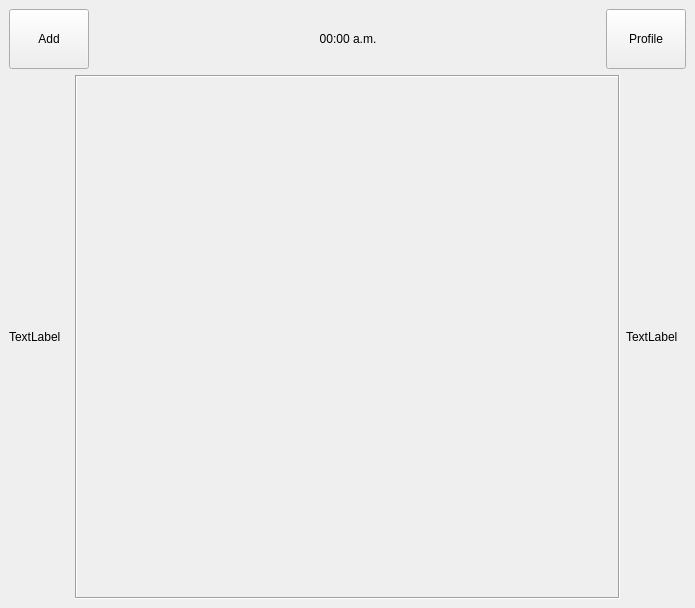
The window that Paxel/homescreen.ui (ClownKingWalrus/PAXEL) describes before a commit, drawn with Qt 5.
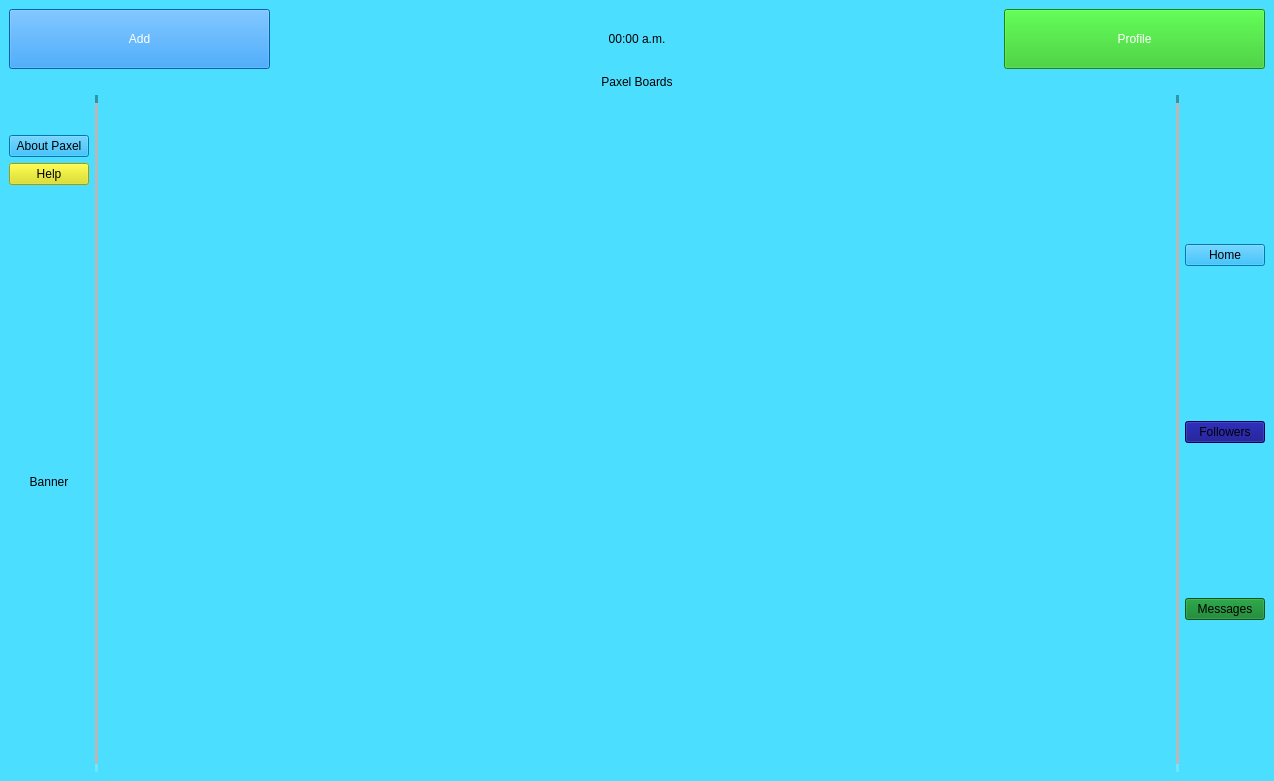
The same window after the commit.

The edit to the form file:
```diff
--- a/Paxel/homescreen.ui
+++ b/Paxel/homescreen.ui
@@ -6,19 +6,264 @@
    <rect>
     <x>0</x>
     <y>0</y>
-    <width>695</width>
-    <height>608</height>
+    <width>1274</width>
+    <height>781</height>
    </rect>
   </property>
   <property name="windowTitle">
    <string>MainWindow</string>
   </property>
+  <property name="styleSheet">
+   <string notr="true">background-color: rgb(75, 222, 255);</string>
+  </property>
   <widget class="QWidget" name="centralwidget">
    <layout class="QGridLayout" name="gridLayout">
+    <item row="2" column="0">
+     <layout class="QHBoxLayout" name="horizontalLayout">
+      <item>
+       <layout class="QVBoxLayout" name="verticalLayout_2">
+        <item>
+         <spacer name="verticalSpacer">
+          <property name="orientation">
+           <enum>Qt::Orientation::Vertical</enum>
+          </property>
+          <property name="sizeType">
+           <enum>QSizePolicy::Policy::Fixed</enum>
+          </property>
+          <property name="sizeHint" stdset="0">
+           <size>
+            <width>20</width>
+            <height>40</height>
+           </size>
+          </property>
+         </spacer>
+        </item>
+        <item>
+         <widget class="QPushButton" name="about_paxel">
+          <property name="mouseTracking">
+           <bool>true</bool>
+          </property>
+          <property name="styleSheet">
+           <string notr="true">QPushButton { color: rgb(0, 0, 0);
+font: 700 14pt &quot;MS Serif&quot;;
+background-color: rgb(0, 170, 245);
+}
+
+QPushButton:Hover {
+background-color: rgb(10, 180, 255);
+}</string>
+          </property>
+          <property name="text">
+           <string>About Paxel</string>
+          </property>
+         </widget>
+        </item>
+        <item>
+         <widget class="QPushButton" name="help_Button">
+          <property name="mouseTracking">
+           <bool>true</bool>
+          </property>
+          <property name="styleSheet">
+           <string notr="true">QPushButton {color: rgb(0, 0, 0);
+font: 700 14pt &quot;MS Serif&quot;;
+background-color: rgb(222, 222, 7);
+}
+
+QPushButton:Hover {
+background-color: rgb(232, 232, 17);
+}</string>
+          </property>
+          <property name="text">
+           <string>Help</string>
+          </property>
+         </widget>
+        </item>
+        <item>
+         <widget class="QLabel" name="Banner">
+          <property name="sizePolicy">
+           <sizepolicy hsizetype="Preferred" vsizetype="Expanding">
+            <horstretch>0</horstretch>
+            <verstretch>0</verstretch>
+           </sizepolicy>
+          </property>
+          <property name="text">
+           <string>Banner</string>
+          </property>
+          <property name="alignment">
+           <set>Qt::AlignmentFlag::AlignCenter</set>
+          </property>
+         </widget>
+        </item>
+       </layout>
+      </item>
+      <item>
+       <widget class="Line" name="line_2">
+        <property name="font">
+         <font>
+          <bold>false</bold>
+         </font>
+        </property>
+        <property name="frameShadow">
+         <enum>QFrame::Shadow::Sunken</enum>
+        </property>
+        <property name="lineWidth">
+         <number>8</number>
+        </property>
+        <property name="midLineWidth">
+         <number>6</number>
+        </property>
+        <property name="orientation">
+         <enum>Qt::Orientation::Vertical</enum>
+        </property>
+       </widget>
+      </item>
+      <item>
+       <layout class="QVBoxLayout" name="verticalLayout">
+        <item>
+         <widget class="QScrollArea" name="scrollArea">
+          <property name="styleSheet">
+           <string notr="true"/>
+          </property>
+          <property name="frameShape">
+           <enum>QFrame::Shape::NoFrame</enum>
+          </property>
+          <property name="frameShadow">
+           <enum>QFrame::Shadow::Raised</enum>
+          </property>
+          <property name="verticalScrollBarPolicy">
+           <enum>Qt::ScrollBarPolicy::ScrollBarAsNeeded</enum>
+          </property>
+          <property name="widgetResizable">
+           <bool>true</bool>
+          </property>
+          <widget class="QWidget" name="scrollAreaWidgetContents">
+           <property name="geometry">
+            <rect>
+             <x>0</x>
+             <y>0</y>
+             <width>944</width>
+             <height>659</height>
+            </rect>
+           </property>
+           <property name="sizePolicy">
+            <sizepolicy hsizetype="Preferred" vsizetype="Preferred">
+             <horstretch>0</horstretch>
+             <verstretch>0</verstretch>
+            </sizepolicy>
+           </property>
+           <property name="styleSheet">
+            <string notr="true">color: rgb(0, 0, 0);</string>
+           </property>
+          </widget>
+         </widget>
+        </item>
+       </layout>
+      </item>
+      <item>
+       <widget class="Line" name="line">
+        <property name="lineWidth">
+         <number>8</number>
+        </property>
+        <property name="midLineWidth">
+         <number>6</number>
+        </property>
+        <property name="orientation">
+         <enum>Qt::Orientation::Vertical</enum>
+        </property>
+       </widget>
+      </item>
+      <item>
+       <layout class="QVBoxLayout" name="verticalLayout_4">
+        <item>
+         <widget class="QPushButton" name="home_Button">
+          <property name="mouseTracking">
+           <bool>true</bool>
+          </property>
+          <property name="styleSheet">
+           <string notr="true">QPushButton {color: rgb(0, 0, 0);
+font: 700 14pt &quot;MS Serif&quot;;
+background-color: rgb(0, 170, 245);
+}
+
+QPushButton:Hover {
+background-color: rgb(10, 180, 255);
+}</string>
+          </property>
+          <property name="text">
+           <string>Home</string>
+          </property>
+         </widget>
+        </item>
+        <item>
+         <widget class="QPushButton" name="Followers">
+          <property name="mouseTracking">
+           <bool>true</bool>
+          </property>
+          <property name="styleSheet">
+           <string notr="true">QPushButton { color: rgb(0, 0, 0);
+font:  700 14pt &quot;MS Serif&quot;;
+background-color: rgb(0, 0, 127);
+}
+
+QPushButton:Hover {
+background-color: rgb(10, 10, 137);
+}</string>
+          </property>
+          <property name="text">
+           <string>Followers</string>
+          </property>
+         </widget>
+        </item>
+        <item>
+         <widget class="QPushButton" name="messages_Button">
+          <property name="mouseTracking">
+           <bool>true</bool>
+          </property>
+          <property name="styleSheet">
+           <string notr="true">QPushButton {color: rgb(0, 0, 0);
+font: 700 14pt &quot;MS Serif&quot;;
+background-color: rgb(4, 122, 33);
+}
+
+QPushButton:Hover {
+background-color: rgb(14, 132, 43);
+}</string>
+          </property>
+          <property name="text">
+           <string>Messages</string>
+          </property>
+         </widget>
+        </item>
+       </layout>
+      </item>
+     </layout>
+    </item>
+    <item row="1" column="0">
+     <widget class="QLabel" name="boards_Banner">
+      <property name="sizePolicy">
+       <sizepolicy hsizetype="Preferred" vsizetype="Preferred">
+        <horstretch>0</horstretch>
+        <verstretch>0</verstretch>
+       </sizepolicy>
+      </property>
+      <property name="text">
+       <string>Paxel Boards</string>
+      </property>
+      <property name="alignment">
+       <set>Qt::AlignmentFlag::AlignCenter</set>
+      </property>
+     </widget>
+    </item>
     <item row="0" column="0">
      <layout class="QHBoxLayout" name="horizontalLayout_4">
       <item>
        <widget class="QPushButton" name="Add1">
+        <property name="sizePolicy">
+         <sizepolicy hsizetype="Expanding" vsizetype="Fixed">
+          <horstretch>0</horstretch>
+          <verstretch>0</verstretch>
+         </sizepolicy>
+        </property>
         <property name="minimumSize">
          <size>
           <width>80</width>
@@ -26,7 +271,14 @@
          </size>
         </property>
         <property name="styleSheet">
-         <string notr="true">font: 20pt &quot;Bahnschrift&quot;;</string>
+         <string notr="true">QPushButton { font: 16pt &quot;MS Serif&quot;;
+color: rgb(255, 255, 255);
+background-color: rgb(8, 136, 245);
+}
+
+QPushButton:Hover {
+background-color: rgb(18, 146, 255);
+}</string>
         </property>
         <property name="text">
          <string>Add</string>
@@ -61,7 +313,8 @@
          </size>
         </property>
         <property name="styleSheet">
-         <string notr="true">font: 20pt &quot;Bahnschrift&quot;;</string>
+         <string notr="true">font: 20pt &quot;MS Serif&quot;;
+color: rgb(0, 0, 0);</string>
         </property>
         <property name="text">
          <string>00:00 a.m.</string>
@@ -86,6 +339,12 @@
       </item>
       <item>
        <widget class="QPushButton" name="Profile">
+        <property name="sizePolicy">
+         <sizepolicy hsizetype="Expanding" vsizetype="Fixed">
+          <horstretch>0</horstretch>
+          <verstretch>0</verstretch>
+         </sizepolicy>
+        </property>
         <property name="minimumSize">
          <size>
           <width>80</width>
@@ -93,7 +352,14 @@
          </size>
         </property>
         <property name="styleSheet">
-         <string notr="true">font: 20pt &quot;Bahnschrift&quot;;</string>
+         <string notr="true">QPushButton { font: 16pt &quot;MS Serif&quot;;
+color: rgb(255, 255, 255);
+background-color: rgb(35, 193, 24);
+}
+
+QPushButton:hover {
+    background-color: rgb(35, 203, 24);   
+}</string>
         </property>
         <property name="text">
          <string>Profile</string>
@@ -102,68 +368,6 @@
       </item>
      </layout>
     </item>
-    <item row="1" column="0">
-     <layout class="QHBoxLayout" name="horizontalLayout_2">
-      <item>
-       <widget class="QLabel" name="label_3">
-        <property name="minimumSize">
-         <size>
-          <width>60</width>
-          <height>0</height>
-         </size>
-        </property>
-        <property name="maximumSize">
-         <size>
-          <width>300</width>
-          <height>16777215</height>
-         </size>
-        </property>
-        <property name="text">
-         <string>TextLabel</string>
-        </property>
-       </widget>
-      </item>
-      <item>
-       <widget class="QScrollArea" name="scrollArea_2">
-        <property name="frameShape">
-         <enum>QFrame::Shape::Box</enum>
-        </property>
-        <property name="widgetResizable">
-         <bool>true</bool>
-        </property>
-        <widget class="QWidget" name="scrollAreaWidgetContents_2">
-         <property name="geometry">
-          <rect>
-           <x>0</x>
-           <y>0</y>
-           <width>549</width>
-           <height>524</height>
-          </rect>
-         </property>
-        </widget>
-       </widget>
-      </item>
-      <item>
-       <widget class="QLabel" name="label_4">
-        <property name="minimumSize">
-         <size>
-          <width>60</width>
-          <height>0</height>
-         </size>
-        </property>
-        <property name="maximumSize">
-         <size>
-          <width>300</width>
-          <height>16777215</height>
-         </size>
-        </property>
-        <property name="text">
-         <string>TextLabel</string>
-        </property>
-       </widget>
-      </item>
-     </layout>
-    </item>
    </layout>
   </widget>
  </widget>
```
Left out of the diff: 6 changed lines with no effect on the pictures.
